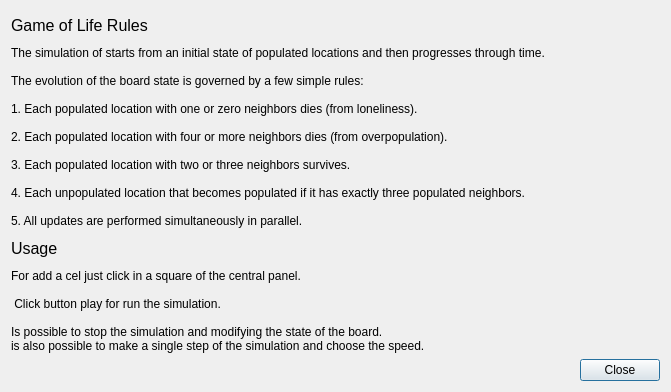
Qt form view_gui/rules.ui (iacopoerpichini/ConwayGameOfLife) before a commit.
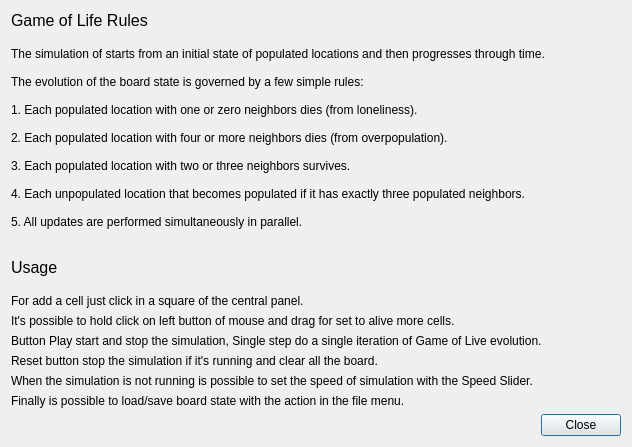
The same form after that commit.

Patch:
```diff
--- a/view_gui/rules.ui
+++ b/view_gui/rules.ui
@@ -6,8 +6,8 @@
    <rect>
     <x>0</x>
     <y>0</y>
-    <width>671</width>
-    <height>392</height>
+    <width>632</width>
+    <height>447</height>
    </rect>
   </property>
   <property name="windowTitle">
@@ -29,6 +29,19 @@
      </property>
     </widget>
    </item>
+   <item>
+    <spacer name="verticalSpacer_2">
+     <property name="orientation">
+      <enum>Qt::Vertical</enum>
+     </property>
+     <property name="sizeHint" stdset="0">
+      <size>
+       <width>20</width>
+       <height>40</height>
+      </size>
+     </property>
+    </spacer>
+   </item>
    <item>
     <widget class="QLabel" name="label">
      <property name="text">
@@ -48,6 +61,32 @@
      </property>
     </widget>
    </item>
+   <item>
+    <spacer name="verticalSpacer_4">
+     <property name="orientation">
+      <enum>Qt::Vertical</enum>
+     </property>
+     <property name="sizeHint" stdset="0">
+      <size>
+       <width>20</width>
+       <height>40</height>
+      </size>
+     </property>
+    </spacer>
+   </item>
+   <item>
+    <spacer name="verticalSpacer">
+     <property name="orientation">
+      <enum>Qt::Vertical</enum>
+     </property>
+     <property name="sizeHint" stdset="0">
+      <size>
+       <width>20</width>
+       <height>40</height>
+      </size>
+     </property>
+    </spacer>
+   </item>
    <item>
     <widget class="QLabel" name="label_3">
      <property name="font">
@@ -60,15 +99,58 @@
      </property>
     </widget>
    </item>
+   <item>
+    <spacer name="verticalSpacer_3">
+     <property name="orientation">
+      <enum>Qt::Vertical</enum>
+     </property>
+     <property name="sizeHint" stdset="0">
+      <size>
+       <width>20</width>
+       <height>40</height>
+      </size>
+     </property>
+    </spacer>
+   </item>
    <item>
     <widget class="QLabel" name="label_4">
      <property name="text">
-      <string>For add a cel just click in a square of the central panel.
-
- Click button play for run the simulation.
-
-Is possible to stop the simulation and modifying the state of the board.
-is also possible to make a single step of the simulation and choose the speed.</string>
+      <string>For add a cell just click in a square of the central panel.</string>
+     </property>
+    </widget>
+   </item>
+   <item>
+    <widget class="QLabel" name="label_9">
+     <property name="text">
+      <string>It's possible to hold click on left button of mouse and drag for set to alive more cells. </string>
+     </property>
+    </widget>
+   </item>
+   <item>
+    <widget class="QLabel" name="label_5">
+     <property name="text">
+      <string>Button Play start and stop the simulation, Single step do a single iteration of Game of Live evolution.</string>
+     </property>
+    </widget>
+   </item>
+   <item>
+    <widget class="QLabel" name="label_6">
+     <property name="text">
+      <string>Reset button stop the simulation if it's running and clear all the board.</string>
+     </property>
+    </widget>
+   </item>
+   <item>
+    <widget class="QLabel" name="label_7">
+     <property name="text">
+      <string>When the simulation is not running is possible to set the speed of simulation with the Speed Slider.</string>
+     </property>
+    </widget>
+   </item>
+   <item>
+    <widget class="QLabel" name="label_8">
+     <property name="text">
+      <string>Finally is possible to load/save board state with the action in the file menu.</string>
      </property>
     </widget>
    </item>
```
